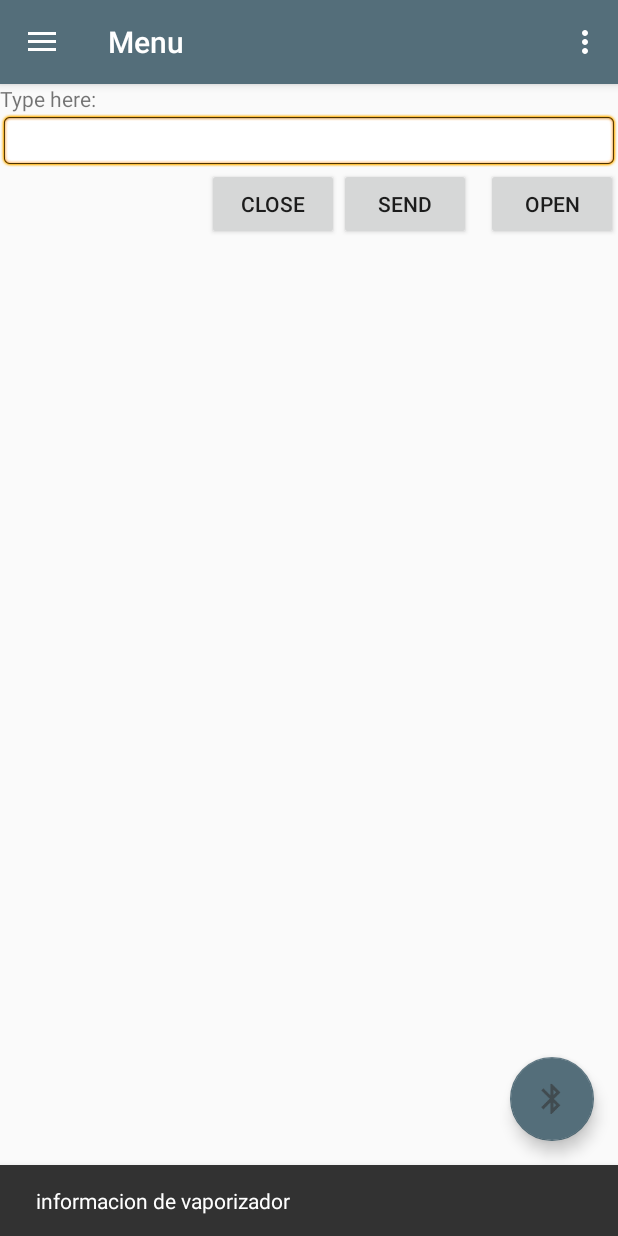
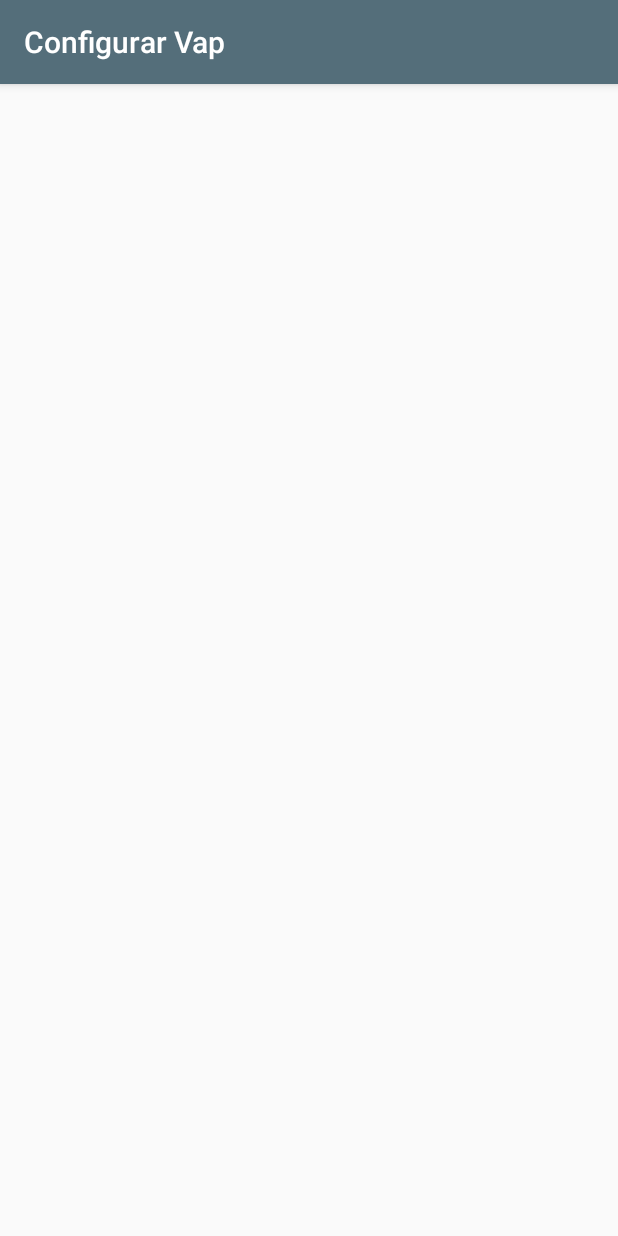
Before and after one commit to cesaralx/Horus_v3.5, an Android app: the fragment Bluethoot placed in its activity, after a tap on an icon or button, on a phone screen of 412 x 824 dp. Run offline under Robolectric (Android 15) with nearby library versions, the phone set to English and light mode, and no system bars.

Commit message:
agregada ventana de configuracion y de inicio

```diff
--- a/app/build.gradle
+++ b/app/build.gradle
@@ -3,7 +3,7 @@ apply plugin: 'com.android.application'
 android {
     compileSdkVersion 27
     defaultConfig {
-        applicationId "com.example.alexi.horus_v35"
+        applicationId 'horus.alexi.horus_v35'
         minSdkVersion 21
         targetSdkVersion 27
         versionCode 1
@@ -15,6 +15,8 @@ android {
             minifyEnabled false
             proguardFiles getDefaultProguardFile('proguard-android.txt'), 'proguard-rules.pro'
         }
+    }
+    productFlavors {
     }
 }
 
--- a/app/src/main/AndroidManifest.xml
+++ b/app/src/main/AndroidManifest.xml
@@ -33,7 +33,8 @@
             android:theme="@style/AppTheme.NoActionBar" />
         <activity android:name=".NewAccount" />
         <activity android:name=".ForgetPassword" />
-        <activity android:name=".EditInfoActivity"></activity>
+        <activity android:name=".EditInfoActivity" />
+        <activity android:name=".ConfigVap"></activity>
     </application>
 
 </manifest>
--- a/app/src/main/java/com/example/alexi/horus_v35/Bluethoot.java
+++ b/app/src/main/java/com/example/alexi/horus_v35/Bluethoot.java
@@ -22,6 +22,8 @@ import android.widget.ImageSwitcher;
 import android.widget.TextView;
 import android.widget.EditText;
 import android.widget.Button;
+import android.widget.Toast;
+
 import java.io.IOException;
 import java.io.InputStream;
 import java.io.OutputStream;
@@ -107,15 +109,23 @@ public class Bluethoot extends Fragment {
 
         MainMenu mainActivity = (MainMenu)getActivity();
         assert mainActivity != null;
-        int id = getResources().getIdentifier("com.example.alexi.horus_v35:drawable/ic_bt", null, null);
+        int id = getResources().getIdentifier("horus.alexi.horus_v35:drawable/ic_bt", null, null);
 
         mainActivity.fab.setImageResource(id);
         mainActivity.fab.setOnClickListener(new View.OnClickListener() {
             @Override
             public void onClick(View v) {
-                //Do what you want
-                Snackbar.make(v, "informacion de vaporizador", Snackbar.LENGTH_LONG)
-                        .setAction("Action", null).show();
+
+                Toast.makeText(getActivity(), "Editar Vaporizador",
+                        Toast.LENGTH_LONG).show();
+
+                Intent i = new Intent(getActivity(), ConfigVap.class); //aqui cambia de ventana
+//                i.putExtra("email", Email);
+//                i.putExtra("nombre", Nombre);
+//                i.putExtra("telefono", Telefono);
+//                i.putExtra("direccion", Direccion);
+                startActivity(i);
+
             }
         });
     }
--- /dev/null
+++ b/app/src/main/java/com/example/alexi/horus_v35/ConfigVap.java
@@ -0,0 +1,16 @@
+package com.example.alexi.horus_v35;
+
+import android.support.v7.app.AppCompatActivity;
+import android.os.Bundle;
+
+public class ConfigVap extends AppCompatActivity {
+
+    @Override
+    protected void onCreate(Bundle savedInstanceState) {
+        super.onCreate(savedInstanceState);
+        setTitle("Configurar Vap");
+        setContentView(R.layout.activity_config_vap);
+
+
+    }
+}
--- /dev/null
+++ b/app/src/main/java/com/example/alexi/horus_v35/Home.java
@@ -0,0 +1,162 @@
+package com.example.alexi.horus_v35;
+
+import android.content.Context;
+import android.content.Intent;
+import android.net.Uri;
+import android.os.Bundle;
+import android.support.design.widget.Snackbar;
+import android.support.v4.app.Fragment;
+import android.view.LayoutInflater;
+import android.view.View;
+import android.view.ViewGroup;
+import android.widget.Toast;
+
+
+/**
+ * A simple {@link Fragment} subclass.
+ * Activities that contain this fragment must implement the
+ * {@link Home.OnFragmentInteractionListener} interface
+ * to handle interaction events.
+ * Use the {@link Home#newInstance} factory method to
+ * create an instance of this fragment.
+ */
+public class Home extends Fragment {
+
+    Actions ac = new Actions();
+
+    // TODO: Rename parameter arguments, choose names that match
+    // the fragment initialization parameters, e.g. ARG_ITEM_NUMBER
+    private static final String ARG_PARAM1 = "param1";
+    private static final String ARG_PARAM2 = "param2";
+
+    // TODO: Rename and change types of parameters
+    private String mParam1;
+    private String mParam2;
+
+    private OnFragmentInteractionListener mListener;
+
+    public Home() {
+        // Required empty public constructor
+    }
+
+    /**
+     * Use this factory method to create a new instance of
+     * this fragment using the provided parameters.
+     *
+     * @param param1 Parameter 1.
+     * @param param2 Parameter 2.
+     * @return A new instance of fragment Home.
+     */
+    // TODO: Rename and change types and number of parameters
+    public static Home newInstance(String param1, String param2) {
+        Home fragment = new Home();
+        Bundle args = new Bundle();
+        args.putString(ARG_PARAM1, param1);
+        args.putString(ARG_PARAM2, param2);
+        fragment.setArguments(args);
+        return fragment;
+    }
+
+    @Override
+    public void onCreate(Bundle savedInstanceState) {
+        super.onCreate(savedInstanceState);
+        if (getArguments() != null) {
+            mParam1 = getArguments().getString(ARG_PARAM1);
+            mParam2 = getArguments().getString(ARG_PARAM2);
+        }
+    }
+
+    @Override
+    public View onCreateView(LayoutInflater inflater, ViewGroup container,
+                             Bundle savedInstanceState) {
+        // Inflate the layout for this fragment
+        return inflater.inflate(R.layout.fragment_home, container, false);
+    }
+
+    // TODO: Rename method, update argument and hook method into UI event
+    public void onButtonPressed(Uri uri) {
+        if (mListener != null) {
+            mListener.onFragmentInteraction(uri);
+        }
+    }
+
+    @Override
+    public void onAttach(Context context) {
+        super.onAttach(context);
+        if (context instanceof OnFragmentInteractionListener) {
+            mListener = (OnFragmentInteractionListener) context;
+        } else {
+            throw new RuntimeException(context.toString()
+                    + " must implement OnFragmentInteractionListener");
+        }
+    }
+
+    @Override
+    public void onDetach() {
+        super.onDetach();
+        mListener = null;
+    }
+
+    /**
+     * This interface must be implemented by activities that contain this
+     * fragment to allow an interaction in this fragment to be communicated
+     * to the activity and potentially other fragments contained in that
+     * activity.
+     * <p>
+     * See the Android Training lesson <a href=
+     * "http://developer.android.com/training/basics/fragments/communicating.html"
+     * >Communicating with Other Fragments</a> for more information.
+     */
+    public interface OnFragmentInteractionListener {
+        // TODO: Update argument type and name
+        void onFragmentInteraction(Uri uri);
+    }
+
+    @Override
+    public void setUserVisibleHint(boolean visible)
+    {
+        super.setUserVisibleHint(visible);
+        if (visible && isResumed())
+        {
+            onResume();
+        }
+    }
+
+    @Override
+    public void onResume()
+    {
+        super.onResume();
+        if (!getUserVisibleHint())
+        {
+            return;
+        }
+
+        MainMenu mainActivity = (MainMenu)getActivity();
+        assert mainActivity != null;
+        int id = getResources().getIdentifier("horus.alexi.horus_v35:drawable/ic_bt", null, null);
+
+        mainActivity.fab.setImageResource(id);
+        mainActivity.fab.setOnClickListener(new View.OnClickListener() {
+            @Override
+            public void onClick(View v) {
+                //Do what you want
+                Toast.makeText(getActivity(), "Editar Vaporizador",
+                        Toast.LENGTH_LONG).show();
+
+                Intent i = new Intent(getActivity(), ConfigVap.class); //aqui cambia de ventana
+//                i.putExtra("email", Email);
+//                i.putExtra("nombre", Nombre);
+//                i.putExtra("telefono", Telefono);
+//                i.putExtra("direccion", Direccion);
+                startActivity(i);
+            }
+        });
+    }
+
+    void setLabels(){
+        ac.setInfo(getActivity());
+
+    }
+
+
+}
--- a/app/src/main/java/com/example/alexi/horus_v35/MainMenu.java
+++ b/app/src/main/java/com/example/alexi/horus_v35/MainMenu.java
@@ -32,7 +32,7 @@ import static com.example.alexi.horus_v35.R.id.lblUserNav;
 public class MainMenu extends AppCompatActivity
         implements
         NavigationView.OnNavigationItemSelectedListener, Bluethoot.OnFragmentInteractionListener,
-Myinfo.OnFragmentInteractionListener{
+Myinfo.OnFragmentInteractionListener, Home.OnFragmentInteractionListener{
 
 
     public FloatingActionButton fab;
@@ -77,6 +77,11 @@ Myinfo.OnFragmentInteractionListener{
             email.setText( extras.getString("email"));
             user.setText( extras.getString("nombre"));
         }
+
+        Fragment fragment = new Home();
+        getSupportFragmentManager().beginTransaction()
+                .replace(R.id.content_frame, fragment)
+                .commit();
     }
 
 
@@ -163,6 +168,10 @@ Myinfo.OnFragmentInteractionListener{
         } else if (id == R.id.nav_send) {
             this.finish();
         }
+        else if (id == R.id.nav_main) {
+            fragment = new Home();
+            fragmentTransaction = true;
+        }
 
         //NOTE: Fragment changing code
         if(fragmentTransaction) {
--- a/app/src/main/java/com/example/alexi/horus_v35/Myinfo.java
+++ b/app/src/main/java/com/example/alexi/horus_v35/Myinfo.java
@@ -118,7 +118,7 @@ public class Myinfo extends Fragment {
          }
 
          MainMenu mainActivity = (MainMenu)getActivity();
-         int id = getResources().getIdentifier("com.example.alexi.horus_v35:drawable/ic_edit", null, null);
+         int id = getResources().getIdentifier("horus.alexi.horus_v35:drawable/ic_edit", null, null);
 
          mainActivity.fab.setImageResource(id);
          mainActivity.fab.setOnClickListener(new View.OnClickListener() {
--- /dev/null
+++ b/app/src/main/res/layout/activity_config_vap.xml
@@ -0,0 +1,15 @@
+<?xml version="1.0" encoding="utf-8"?>
+<LinearLayout xmlns:android="http://schemas.android.com/apk/res/android"
+    xmlns:app="http://schemas.android.com/apk/res-auto"
+    xmlns:tools="http://schemas.android.com/tools"
+    android:layout_width="match_parent"
+    android:layout_height="match_parent"
+    android:gravity="center_horizontal"
+    android:orientation="vertical"
+    android:paddingBottom="@dimen/activity_vertical_margin"
+    android:paddingLeft="@dimen/activity_horizontal_margin"
+    android:paddingRight="@dimen/activity_horizontal_margin"
+    android:paddingTop="@dimen/activity_vertical_margin"
+    tools:context="com.example.alexi.horus_v35.ConfigVap">
+
+</LinearLayout>
--- a/app/src/main/res/layout/content_main_menu.xml
+++ b/app/src/main/res/layout/content_main_menu.xml
@@ -14,6 +14,7 @@
         android:layout_width="match_parent"
         android:layout_height="match_parent"
         android:id="@+id/content_frame">
+
     </FrameLayout>
 
 </android.support.constraint.ConstraintLayout>
--- a/app/src/main/res/menu/activity_main_menu_drawer.xml
+++ b/app/src/main/res/menu/activity_main_menu_drawer.xml
@@ -4,6 +4,10 @@
     tools:showIn="navigation_view">
 
     <group android:checkableBehavior="single">
+        <item
+            android:id="@+id/nav_main"
+            android:icon="@drawable/ic_home"
+            android:title="@string/menu_home" />
         <item
             android:id="@+id/nav_camera"
             android:icon="@drawable/ic_me"
--- a/app/src/main/res/values/strings.xml
+++ b/app/src/main/res/values/strings.xml
@@ -17,6 +17,7 @@
         completions."
     </string>
     <string name="email_nv">soporte@nicevaping.com</string>
+    <string name="menu_home">Inicio</string>
     <string name="menu_info">Mi perfil</string>
     <string name="menu_bt">Conectar con bluethoot</string>
     <string name="menu_productos">Productos</string>
--- a/build.gradle
+++ b/build.gradle
@@ -7,7 +7,7 @@ buildscript {
         jcenter()
     }
     dependencies {
-        classpath 'com.android.tools.build:gradle:3.1.0'
+        classpath 'com.android.tools.build:gradle:3.1.1'
 
 
         // NOTE: Do not place your application dependencies here; they belong
```
Also changed, not shown: app/src/main/res/layout/fragment_home.xml (added, +20 -0 lines), app/src/main/res/drawable-hdpi/ic_home.png (added), app/src/main/res/drawable-mdpi/ic_home.png (added), app/src/main/res/drawable-xhdpi/ic_home.png (added), app/src/main/res/drawable-xxhdpi/ic_home.png (added).
